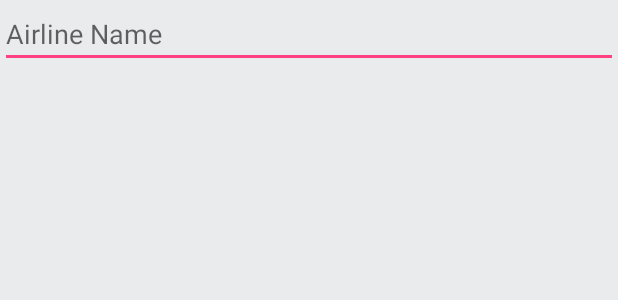
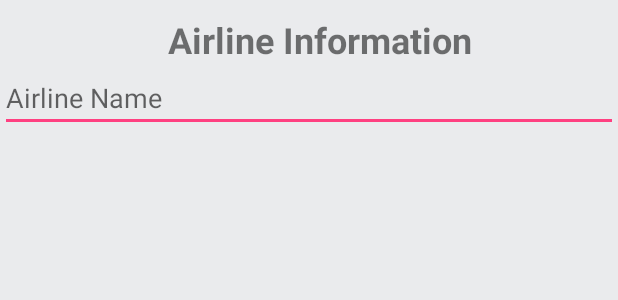
Before and after one commit to akshay-sarkar/SuitcaseManager, an Android app: the layout activity_airline.xml on its own in the app's theme, with its tools: preview values and no code run, on a phone screen of 412 x 824 dp. Shown: the top 300 px of the screen. Run offline under Robolectric (Android 15) with nearby library versions, the phone set to English and light mode, and no system bars.

Commit message:
Airline Info Heading

```diff
--- a/app/src/main/res/layout/activity_airline.xml
+++ b/app/src/main/res/layout/activity_airline.xml
@@ -12,10 +12,25 @@
     <RelativeLayout
         android:layout_width="match_parent"
         android:layout_height="match_parent">
+
+        <TextView
+            android:id="@+id/textViewAirlineHeading"
+            android:layout_width="match_parent"
+            android:layout_height="wrap_content"
+            android:text="Airline Information"
+            android:gravity="center"
+            android:textSize="24sp"
+            android:textStyle="bold"
+            android:layout_alignParentTop="true"
+            android:layout_alignParentStart="true"
+            android:layout_marginStart="15dp"
+            android:layout_marginTop="10dp"/>
+
         <EditText
             android:id="@+id/editTextTripAirlineSearch"
             android:layout_width="fill_parent"
             android:layout_height="wrap_content"
+            android:layout_below="@+id/textViewAirlineHeading"
             android:hint="Airline Name">
             <requestFocus />
         </EditText>
```
